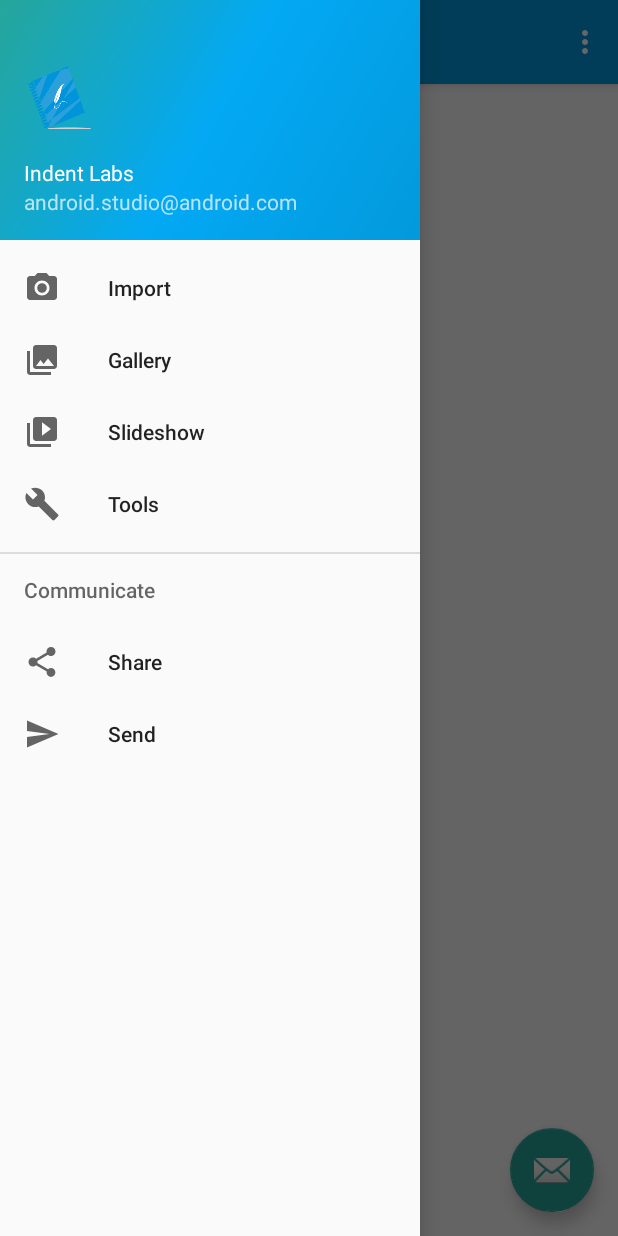
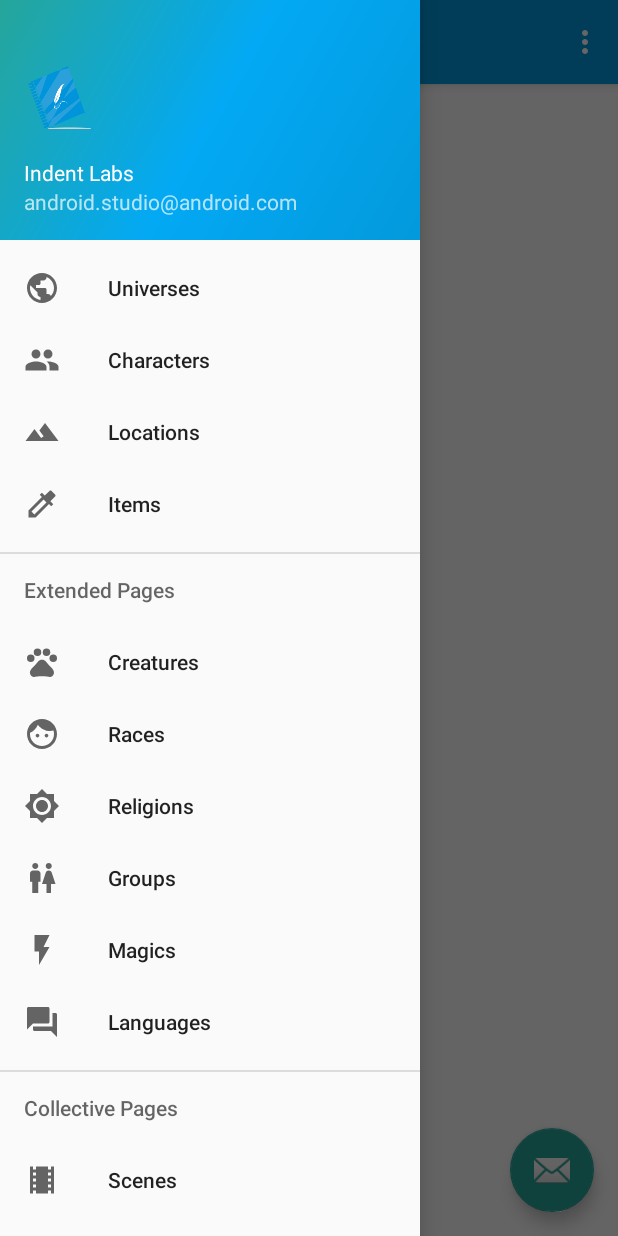
Before and after one commit to indentlabs/notebook-android, an Android app: the screen it shows after launch (MainActivity), with the side drawer open, on a phone screen of 412 x 824 dp. Run offline under Robolectric (Android 15) with nearby library versions, the phone set to English and light mode, and no system bars.

Commit message:
Added icons to nav
* Added material design icons to the nav menu.
* Found all except for the umbrella icon, used the colorize as it looks like a sword.

```diff
--- a/Notebook/app/src/main/res/drawable-v21/ic_menu_camera.xml
+++ /dev/null
@@ -1,12 +0,0 @@
-<vector xmlns:android="http://schemas.android.com/apk/res/android"
-    android:width="24dp"
-    android:height="24dp"
-    android:viewportHeight="24.0"
-    android:viewportWidth="24.0">
-    <path
-        android:fillColor="#FF000000"
-        android:pathData="M12,12m-3.2,0a3.2,3.2 0,1 1,6.4 0a3.2,3.2 0,1 1,-6.4 0" />
-    <path
-        android:fillColor="#FF000000"
-        android:pathData="M9,2L7.17,4H4c-1.1,0 -2,0.9 -2,2v12c0,1.1 0.9,2 2,2h16c1.1,0 2,-0.9 2,-2V6c0,-1.1 -0.9,-2 -2,-2h-3.17L15,2H9zm3,15c-2.76,0 -5,-2.24 -5,-5s2.24,-5 5,-5 5,2.24 5,5 -2.24,5 -5,5z" />
-</vector>
--- a/Notebook/app/src/main/res/drawable-v21/ic_menu_gallery.xml
+++ /dev/null
@@ -1,9 +0,0 @@
-<vector xmlns:android="http://schemas.android.com/apk/res/android"
-    android:width="24dp"
-    android:height="24dp"
-    android:viewportHeight="24.0"
-    android:viewportWidth="24.0">
-    <path
-        android:fillColor="#FF000000"
-        android:pathData="M22,16V4c0,-1.1 -0.9,-2 -2,-2H8c-1.1,0 -2,0.9 -2,2v12c0,1.1 0.9,2 2,2h12c1.1,0 2,-0.9 2,-2zm-11,-4l2.03,2.71L16,11l4,5H8l3,-4zM2,6v14c0,1.1 0.9,2 2,2h14v-2H4V6H2z" />
-</vector>
--- a/Notebook/app/src/main/res/drawable-v21/ic_menu_manage.xml
+++ /dev/null
@@ -1,9 +0,0 @@
-<vector xmlns:android="http://schemas.android.com/apk/res/android"
-    android:width="24dp"
-    android:height="24dp"
-    android:viewportHeight="24.0"
-    android:viewportWidth="24.0">
-    <path
-        android:fillColor="#FF000000"
-        android:pathData="M22.7,19l-9.1,-9.1c0.9,-2.3 0.4,-5 -1.5,-6.9 -2,-2 -5,-2.4 -7.4,-1.3L9,6 6,9 1.6,4.7C0.4,7.1 0.9,10.1 2.9,12.1c1.9,1.9 4.6,2.4 6.9,1.5l9.1,9.1c0.4,0.4 1,0.4 1.4,0l2.3,-2.3c0.5,-0.4 0.5,-1.1 0.1,-1.4z" />
-</vector>
--- a/Notebook/app/src/main/res/drawable-v21/ic_menu_send.xml
+++ /dev/null
@@ -1,9 +0,0 @@
-<vector xmlns:android="http://schemas.android.com/apk/res/android"
-    android:width="24dp"
-    android:height="24dp"
-    android:viewportHeight="24.0"
-    android:viewportWidth="24.0">
-    <path
-        android:fillColor="#FF000000"
-        android:pathData="M2.01,21L23,12 2.01,3 2,10l15,2 -15,2z" />
-</vector>
--- a/Notebook/app/src/main/res/drawable-v21/ic_menu_share.xml
+++ /dev/null
@@ -1,9 +0,0 @@
-<vector xmlns:android="http://schemas.android.com/apk/res/android"
-    android:width="24dp"
-    android:height="24dp"
-    android:viewportHeight="24.0"
-    android:viewportWidth="24.0">
-    <path
-        android:fillColor="#FF000000"
-        android:pathData="M18,16.08c-0.76,0 -1.44,0.3 -1.96,0.77L8.91,12.7c0.05,-0.23 0.09,-0.46 0.09,-0.7s-0.04,-0.47 -0.09,-0.7l7.05,-4.11c0.54,0.5 1.25,0.81 2.04,0.81 1.66,0 3,-1.34 3,-3s-1.34,-3 -3,-3 -3,1.34 -3,3c0,0.24 0.04,0.47 0.09,0.7L8.04,9.81C7.5,9.31 6.79,9 6,9c-1.66,0 -3,1.34 -3,3s1.34,3 3,3c0.79,0 1.5,-0.31 2.04,-0.81l7.12,4.16c-0.05,0.21 -0.08,0.43 -0.08,0.65 0,1.61 1.31,2.92 2.92,2.92 1.61,0 2.92,-1.31 2.92,-2.92s-1.31,-2.92 -2.92,-2.92z" />
-</vector>
--- a/Notebook/app/src/main/res/drawable-v21/ic_menu_slideshow.xml
+++ /dev/null
@@ -1,9 +0,0 @@
-<vector xmlns:android="http://schemas.android.com/apk/res/android"
-    android:width="24dp"
-    android:height="24dp"
-    android:viewportHeight="24.0"
-    android:viewportWidth="24.0">
-    <path
-        android:fillColor="#FF000000"
-        android:pathData="M4,6H2v14c0,1.1 0.9,2 2,2h14v-2H4V6zm16,-4H8c-1.1,0 -2,0.9 -2,2v12c0,1.1 0.9,2 2,2h12c1.1,0 2,-0.9 2,-2V4c0,-1.1 -0.9,-2 -2,-2zm-8,12.5v-9l6,4.5 -6,4.5z" />
-</vector>
--- /dev/null
+++ b/Notebook/app/src/main/res/drawable/ic_brightness_7_black_24dp.xml
@@ -0,0 +1,9 @@
+<vector xmlns:android="http://schemas.android.com/apk/res/android"
+        android:width="24dp"
+        android:height="24dp"
+        android:viewportWidth="24.0"
+        android:viewportHeight="24.0">
+    <path
+        android:fillColor="#FF000000"
+        android:pathData="M20,8.69L20,4h-4.69L12,0.69 8.69,4L4,4v4.69L0.69,12 4,15.31L4,20h4.69L12,23.31 15.31,20L20,20v-4.69L23.31,12 20,8.69zM12,18c-3.31,0 -6,-2.69 -6,-6s2.69,-6 6,-6 6,2.69 6,6 -2.69,6 -6,6zM12,8c-2.21,0 -4,1.79 -4,4s1.79,4 4,4 4,-1.79 4,-4 -1.79,-4 -4,-4z"/>
+</vector>
--- /dev/null
+++ b/Notebook/app/src/main/res/drawable/ic_colorize_black_24dp.xml
@@ -0,0 +1,9 @@
+<vector xmlns:android="http://schemas.android.com/apk/res/android"
+        android:width="24dp"
+        android:height="24dp"
+        android:viewportWidth="24.0"
+        android:viewportHeight="24.0">
+    <path
+        android:fillColor="#FF000000"
+        android:pathData="M20.71,5.63l-2.34,-2.34c-0.39,-0.39 -1.02,-0.39 -1.41,0l-3.12,3.12 -1.93,-1.91 -1.41,1.41 1.42,1.42L3,16.25V21h4.75l8.92,-8.92 1.42,1.42 1.41,-1.41 -1.92,-1.92 3.12,-3.12c0.4,-0.4 0.4,-1.03 0.01,-1.42zM6.92,19L5,17.08l8.06,-8.06 1.92,1.92L6.92,19z"/>
+</vector>
--- /dev/null
+++ b/Notebook/app/src/main/res/drawable/ic_face_black_24dp.xml
@@ -0,0 +1,9 @@
+<vector xmlns:android="http://schemas.android.com/apk/res/android"
+        android:width="24dp"
+        android:height="24dp"
+        android:viewportWidth="24.0"
+        android:viewportHeight="24.0">
+    <path
+        android:fillColor="#FF000000"
+        android:pathData="M9,11.75c-0.69,0 -1.25,0.56 -1.25,1.25s0.56,1.25 1.25,1.25 1.25,-0.56 1.25,-1.25 -0.56,-1.25 -1.25,-1.25zM15,11.75c-0.69,0 -1.25,0.56 -1.25,1.25s0.56,1.25 1.25,1.25 1.25,-0.56 1.25,-1.25 -0.56,-1.25 -1.25,-1.25zM12,2C6.48,2 2,6.48 2,12s4.48,10 10,10 10,-4.48 10,-10S17.52,2 12,2zM12,20c-4.41,0 -8,-3.59 -8,-8 0,-0.29 0.02,-0.58 0.05,-0.86 2.36,-1.05 4.23,-2.98 5.21,-5.37C11.07,8.33 14.05,10 17.42,10c0.78,0 1.53,-0.09 2.25,-0.26 0.21,0.71 0.33,1.47 0.33,2.26 0,4.41 -3.59,8 -8,8z"/>
+</vector>
--- /dev/null
+++ b/Notebook/app/src/main/res/drawable/ic_flash_on_black_24dp.xml
@@ -0,0 +1,9 @@
+<vector xmlns:android="http://schemas.android.com/apk/res/android"
+        android:width="24dp"
+        android:height="24dp"
+        android:viewportWidth="24.0"
+        android:viewportHeight="24.0">
+    <path
+        android:fillColor="#FF000000"
+        android:pathData="M7,2v11h3v9l7,-12h-4l4,-8z"/>
+</vector>
--- /dev/null
+++ b/Notebook/app/src/main/res/drawable/ic_forum_black_24dp.xml
@@ -0,0 +1,9 @@
+<vector xmlns:android="http://schemas.android.com/apk/res/android"
+        android:width="24dp"
+        android:height="24dp"
+        android:viewportWidth="24.0"
+        android:viewportHeight="24.0">
+    <path
+        android:fillColor="#FF000000"
+        android:pathData="M21,6h-2v9L6,15v2c0,0.55 0.45,1 1,1h11l4,4L22,7c0,-0.55 -0.45,-1 -1,-1zM17,12L17,3c0,-0.55 -0.45,-1 -1,-1L3,2c-0.55,0 -1,0.45 -1,1v14l4,-4h10c0.55,0 1,-0.45 1,-1z"/>
+</vector>
--- /dev/null
+++ b/Notebook/app/src/main/res/drawable/ic_local_movies_black_24dp.xml
@@ -0,0 +1,9 @@
+<vector xmlns:android="http://schemas.android.com/apk/res/android"
+        android:width="24dp"
+        android:height="24dp"
+        android:viewportWidth="24.0"
+        android:viewportHeight="24.0">
+    <path
+        android:fillColor="#FF000000"
+        android:pathData="M18,3v2h-2L16,3L8,3v2L6,5L6,3L4,3v18h2v-2h2v2h8v-2h2v2h2L20,3h-2zM8,17L6,17v-2h2v2zM8,13L6,13v-2h2v2zM8,9L6,9L6,7h2v2zM18,17h-2v-2h2v2zM18,13h-2v-2h2v2zM18,9h-2L16,7h2v2z"/>
+</vector>
--- /dev/null
+++ b/Notebook/app/src/main/res/drawable/ic_people_black_24dp.xml
@@ -0,0 +1,9 @@
+<vector xmlns:android="http://schemas.android.com/apk/res/android"
+        android:width="24dp"
+        android:height="24dp"
+        android:viewportWidth="24.0"
+        android:viewportHeight="24.0">
+    <path
+        android:fillColor="#FF000000"
+        android:pathData="M16,11c1.66,0 2.99,-1.34 2.99,-3S17.66,5 16,5c-1.66,0 -3,1.34 -3,3s1.34,3 3,3zM8,11c1.66,0 2.99,-1.34 2.99,-3S9.66,5 8,5C6.34,5 5,6.34 5,8s1.34,3 3,3zM8,13c-2.33,0 -7,1.17 -7,3.5L1,19h14v-2.5c0,-2.33 -4.67,-3.5 -7,-3.5zM16,13c-0.29,0 -0.62,0.02 -0.97,0.05 1.16,0.84 1.97,1.97 1.97,3.45L17,19h6v-2.5c0,-2.33 -4.67,-3.5 -7,-3.5z"/>
+</vector>
--- /dev/null
+++ b/Notebook/app/src/main/res/drawable/ic_pets_black_24dp.xml
@@ -0,0 +1,21 @@
+<vector xmlns:android="http://schemas.android.com/apk/res/android"
+        android:width="24dp"
+        android:height="24dp"
+        android:viewportWidth="24.0"
+        android:viewportHeight="24.0">
+    <path
+        android:fillColor="#FF000000"
+        android:pathData="M4.5,9.5m-2.5,0a2.5,2.5 0,1 1,5 0a2.5,2.5 0,1 1,-5 0"/>
+    <path
+        android:fillColor="#FF000000"
+        android:pathData="M9,5.5m-2.5,0a2.5,2.5 0,1 1,5 0a2.5,2.5 0,1 1,-5 0"/>
+    <path
+        android:fillColor="#FF000000"
+        android:pathData="M15,5.5m-2.5,0a2.5,2.5 0,1 1,5 0a2.5,2.5 0,1 1,-5 0"/>
+    <path
+        android:fillColor="#FF000000"
+        android:pathData="M19.5,9.5m-2.5,0a2.5,2.5 0,1 1,5 0a2.5,2.5 0,1 1,-5 0"/>
+    <path
+        android:fillColor="#FF000000"
+        android:pathData="M17.34,14.86c-0.87,-1.02 -1.6,-1.89 -2.48,-2.91 -0.46,-0.54 -1.05,-1.08 -1.75,-1.32 -0.11,-0.04 -0.22,-0.07 -0.33,-0.09 -0.25,-0.04 -0.52,-0.04 -0.78,-0.04s-0.53,0 -0.79,0.05c-0.11,0.02 -0.22,0.05 -0.33,0.09 -0.7,0.24 -1.28,0.78 -1.75,1.32 -0.87,1.02 -1.6,1.89 -2.48,2.91 -1.31,1.31 -2.92,2.76 -2.62,4.79 0.29,1.02 1.02,2.03 2.33,2.32 0.73,0.15 3.06,-0.44 5.54,-0.44h0.18c2.48,0 4.81,0.58 5.54,0.44 1.31,-0.29 2.04,-1.31 2.33,-2.32 0.31,-2.04 -1.3,-3.49 -2.61,-4.8z"/>
+</vector>
--- /dev/null
+++ b/Notebook/app/src/main/res/drawable/ic_public_black_24dp.xml
@@ -0,0 +1,9 @@
+<vector xmlns:android="http://schemas.android.com/apk/res/android"
+        android:width="24dp"
+        android:height="24dp"
+        android:viewportWidth="24.0"
+        android:viewportHeight="24.0">
+    <path
+        android:fillColor="#FF000000"
+        android:pathData="M12,2C6.48,2 2,6.48 2,12s4.48,10 10,10 10,-4.48 10,-10S17.52,2 12,2zM11,19.93c-3.95,-0.49 -7,-3.85 -7,-7.93 0,-0.62 0.08,-1.21 0.21,-1.79L9,15v1c0,1.1 0.9,2 2,2v1.93zM17.9,17.39c-0.26,-0.81 -1,-1.39 -1.9,-1.39h-1v-3c0,-0.55 -0.45,-1 -1,-1L8,12v-2h2c0.55,0 1,-0.45 1,-1L11,7h2c1.1,0 2,-0.9 2,-2v-0.41c2.93,1.19 5,4.06 5,7.41 0,2.08 -0.8,3.97 -2.1,5.39z"/>
+</vector>
--- /dev/null
+++ b/Notebook/app/src/main/res/drawable/ic_terrain_black_24dp.xml
@@ -0,0 +1,9 @@
+<vector xmlns:android="http://schemas.android.com/apk/res/android"
+        android:width="24dp"
+        android:height="24dp"
+        android:viewportWidth="24.0"
+        android:viewportHeight="24.0">
+    <path
+        android:fillColor="#FF000000"
+        android:pathData="M14,6l-3.75,5 2.85,3.8 -1.6,1.2C9.81,13.75 7,10 7,10l-6,8h22L14,6z"/>
+</vector>
--- /dev/null
+++ b/Notebook/app/src/main/res/drawable/ic_wc_black_24dp.xml
@@ -0,0 +1,9 @@
+<vector xmlns:android="http://schemas.android.com/apk/res/android"
+        android:width="24dp"
+        android:height="24dp"
+        android:viewportWidth="24.0"
+        android:viewportHeight="24.0">
+    <path
+        android:fillColor="#FF000000"
+        android:pathData="M5.5,22v-7.5L4,14.5L4,9c0,-1.1 0.9,-2 2,-2h3c1.1,0 2,0.9 2,2v5.5L9.5,14.5L9.5,22h-4zM18,22v-6h3l-2.54,-7.63C18.18,7.55 17.42,7 16.56,7h-0.12c-0.86,0 -1.63,0.55 -1.9,1.37L12,16h3v6h3zM7.5,6c1.11,0 2,-0.89 2,-2s-0.89,-2 -2,-2 -2,0.89 -2,2 0.89,2 2,2zM16.5,6c1.11,0 2,-0.89 2,-2s-0.89,-2 -2,-2 -2,0.89 -2,2 0.89,2 2,2z"/>
+</vector>
--- a/Notebook/app/src/main/res/menu/activity_main_drawer.xml
+++ b/Notebook/app/src/main/res/menu/activity_main_drawer.xml
@@ -3,34 +3,58 @@
 
     <group android:checkableBehavior="single">
         <item
-            android:id="@+id/nav_camera"
-            android:icon="@drawable/ic_menu_camera"
-            android:title="Import" />
+            android:id="@+id/nav_universes"
+            android:icon="@drawable/ic_public_black_24dp"
+            android:title="Universes" />
         <item
-            android:id="@+id/nav_gallery"
-            android:icon="@drawable/ic_menu_gallery"
-            android:title="Gallery" />
+            android:id="@+id/nav_characters"
+            android:icon="@drawable/ic_people_black_24dp"
+            android:title="Characters" />
         <item
-            android:id="@+id/nav_slideshow"
-            android:icon="@drawable/ic_menu_slideshow"
-            android:title="Slideshow" />
+            android:id="@+id/nav_locations"
+            android:icon="@drawable/ic_terrain_black_24dp"
+            android:title="Locations" />
         <item
-            android:id="@+id/nav_manage"
-            android:icon="@drawable/ic_menu_manage"
-            android:title="Tools" />
+            android:id="@+id/nav_items"
+            android:icon="@drawable/ic_colorize_black_24dp"
+            android:title="Items" />
     </group>
 
-    <item android:title="Communicate">
+    <item android:title="Extended Pages">
         <menu>
             <item
-                android:id="@+id/nav_share"
-                android:icon="@drawable/ic_menu_share"
-                android:title="Share" />
+                android:id="@+id/nav_creatures"
+                android:icon="@drawable/ic_pets_black_24dp"
+                android:title="Creatures" />
             <item
-                android:id="@+id/nav_send"
-                android:icon="@drawable/ic_menu_send"
-                android:title="Send" />
+                android:id="@+id/nav_races"
+                android:icon="@drawable/ic_face_black_24dp"
+                android:title="Races" />
+            <item
+                android:id="@+id/nav_religions"
+                android:icon="@drawable/ic_brightness_7_black_24dp"
+                android:title="Religions" />
+            <item
+                android:id="@+id/nav_groups"
+                android:icon="@drawable/ic_wc_black_24dp"
+                android:title="Groups" />
+            <item
+                android:id="@+id/nav_magics"
+                android:icon="@drawable/ic_flash_on_black_24dp"
+                android:title="Magics" />
+            <item
+                android:id="@+id/nav_languages"
+                android:icon="@drawable/ic_forum_black_24dp"
+                android:title="Languages" />
         </menu>
+    </item>
+    <item android:title="Collective Pages">
+        <menu>
+            <item
+                android:id="@+id/nav_scenes"
+                android:icon="@drawable/ic_local_movies_black_24dp"
+                android:title="Scenes" />
+            </menu>
     </item>
 
 </menu>
```
